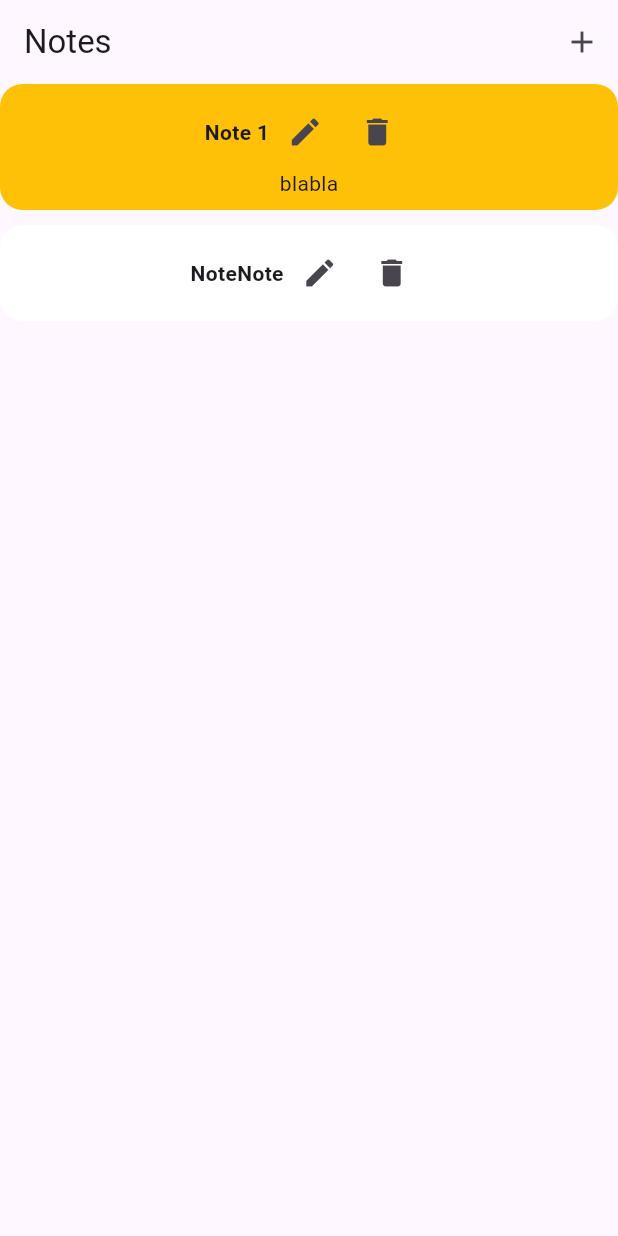
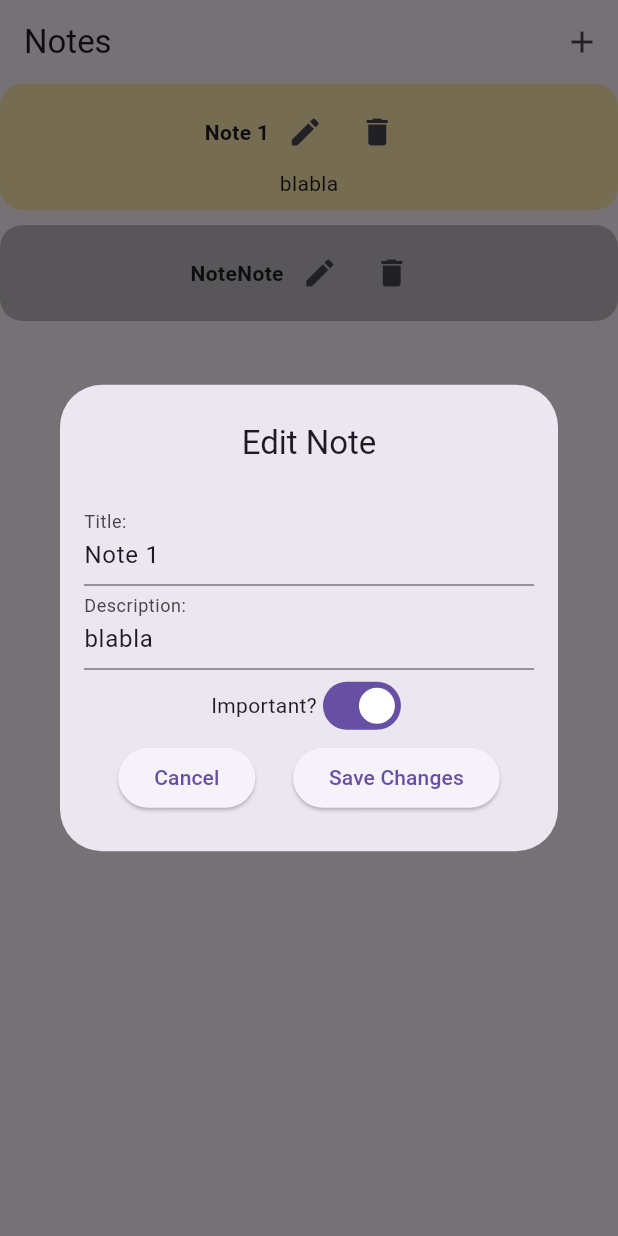
Before and after one commit to TarzanOfJungle/notes_manager, a Flutter app: the screen it shows after launch, after a tap on the "edit" icon, on a phone screen of 412 x 824 dp. Run offline on Flutter 3.47's test engine with Material 3 defaults, Android fonts, the phone set to English and light mode, and no system bars.

Commit message:
feat: added edit feature via NoteDialog modification

```diff
--- /dev/null
+++ b/lib/common/constants/ui_constants.dart
@@ -0,0 +1,6 @@
+import 'dart:ui';
+
+abstract class UiConstants {
+  static const deleteColor = Color.fromARGB(255, 210, 69, 58);
+  static const confirmColor = Color.fromARGB(255, 69, 155, 76);
+}
--- a/lib/common/widgets/dialogs/notes_manager_dialog.dart
+++ b/lib/common/widgets/dialogs/notes_manager_dialog.dart
@@ -14,6 +14,7 @@ class NotesManagerDialog extends StatelessWidget {
           vertical: 25,
         ),
         child: Column(
+          mainAxisSize: MainAxisSize.min,
           children: [
             _buildTitle(context),
             const SizedBox(height: 25),
--- a/lib/main.dart
+++ b/lib/main.dart
@@ -11,9 +11,8 @@ class NotesManagerApp extends StatelessWidget {
   @override
   Widget build(BuildContext context) {
     return MaterialApp(
-      title: 'Flutter Demo',
+      title: 'Notes Manager',
       theme: ThemeData(
-        colorScheme: ColorScheme.fromSeed(seedColor: Colors.deepPurple),
         useMaterial3: true,
       ),
       home: const NotesPage(),
--- a/lib/notes/screens/notes_page.dart
+++ b/lib/notes/screens/notes_page.dart
@@ -1,7 +1,6 @@
 import 'package:flutter/material.dart';
-import 'package:notes_manager/notes/widgets/dialogs/new_note_dialog.dart';
+import 'package:notes_manager/notes/widgets/dialogs/note_dialog.dart';
 import 'package:notes_manager/notes/widgets/note_tile.dart';
-import 'package:uuid/uuid.dart';
 
 import '../models/note.dart';
 
@@ -31,35 +30,15 @@ class _NotesPageState extends State<NotesPage> {
         actions: [
           IconButton(
               onPressed: () => _onNewButtonPressed(context),
-              icon: const Icon(Icons.add)
-          )
+              icon: const Icon(Icons.add))
         ],
       ),
       body: SingleChildScrollView(
         child: Column(
-          children: [
-            _buildNotesDisplay(_notes)
-          ],
+          children: [_buildNotesDisplay(_notes)],
         ),
       ),
     );
-  }
-
-  void _onNewButtonPressed(context) {
-    showDialog(
-      context: context,
-      builder: (context) => NewNoteDialog(
-          onConfirm: (Note newNote) => setState(() {
-            _notes.add(newNote);
-          }),
-      ),
-    );
-  }
-
-  void _deleteNoteById(String id) {
-    setState(() {
-      _notes.removeWhere((note) => note.id == id);
-    });
   }
 
   Widget _buildNotesDisplay(List<Note> notes) {
@@ -69,7 +48,7 @@ class _NotesPageState extends State<NotesPage> {
       itemBuilder: (BuildContext context, int index) {
         final note = notes[index];
         return NoteTile(
-            onEdit: () => {}, //TODO onEdit
+            onEdit: () => _onEditButtonPressed(context, note),
             onDelete: () {
               _deleteNoteById(note.id);
             },
@@ -81,4 +60,34 @@ class _NotesPageState extends State<NotesPage> {
       itemCount: notes.length,
     );
   }
+
+  void _onNewButtonPressed(BuildContext context) {
+    showDialog(
+      context: context,
+      builder: (context) => NoteDialog(
+        onConfirm: (Note newNote) => setState(() {
+          _notes.add(newNote);
+        }),
+      ),
+    );
+  }
+
+  void _onEditButtonPressed(BuildContext context, Note note) {
+    showDialog(
+        context: context,
+        builder: (context) => NoteDialog(
+            note: note,
+            onConfirm: (Note updatedNote) => setState(() {
+                  int index = _notes.indexWhere((n) => n.id == updatedNote.id);
+                  if (index != -1) {
+                    _notes[index] = updatedNote;
+                  }
+                })));
+  }
+
+  void _deleteNoteById(String id) {
+    setState(() {
+      _notes.removeWhere((note) => note.id == id);
+    });
+  }
 }
--- /dev/null
+++ b/lib/notes/widgets/dialogs/note_dialog.dart
@@ -0,0 +1,94 @@
+import 'package:flutter/material.dart';
+import 'package:notes_manager/common/widgets/dialogs/notes_manager_dialog.dart';
+import 'package:uuid/uuid.dart';
+
+import '../../models/note.dart';
+
+class NoteDialog extends StatefulWidget {
+  final void Function(Note) onConfirm;
+  final Note? note; // If no note is provided it works as dialog to create new one
+
+  const NoteDialog({super.key, required this.onConfirm, this.note});
+
+  @override
+  State<NoteDialog> createState() => _NewNoteDialogState();
+}
+
+class _NewNoteDialogState extends State<NoteDialog> {
+  final _uuid = const Uuid();
+  final _newNoteTitleController = TextEditingController();
+  final _newNoteDescriptionController = TextEditingController();
+  bool _newNoteIsImportant = false;
+
+
+  @override
+  void initState() {
+    super.initState();
+
+    if (widget.note != null) {
+      _newNoteTitleController.text = widget.note!.title;
+      _newNoteDescriptionController.text = widget.note!.description ?? '';
+      _newNoteIsImportant = widget.note!.isImportant;
+    }
+  }
+
+  @override
+  Widget build(BuildContext context) {
+    return NotesManagerDialog(
+      title: widget.note == null ? 'New Note' : 'Edit Note',
+      body: _buildBody(context),
+    );
+  }
+
+  Widget _buildBody(BuildContext context) {
+    return Column(
+      mainAxisSize: MainAxisSize.min,
+      children: [
+        TextField(
+          controller: _newNoteTitleController,
+          decoration: const InputDecoration(labelText: "Title:"),
+        ),
+        TextField(
+          controller: _newNoteDescriptionController,
+          decoration: const InputDecoration(labelText: "Description:"),
+        ),
+        Row(
+          mainAxisAlignment: MainAxisAlignment.center,
+          children: [
+            const Text('Important?'),
+            Switch(
+                value: _newNoteIsImportant,
+                onChanged: (_) => setState(() {
+                      _newNoteIsImportant = !_newNoteIsImportant;
+                    })),
+          ],
+        ),
+        _buildDialogButtons(context),
+      ],
+    );
+  }
+
+  Widget _buildDialogButtons(BuildContext context) {
+    return Row(
+      mainAxisAlignment: MainAxisAlignment.center,
+      children: [
+        ElevatedButton(
+          onPressed: () => Navigator.of(context).pop(),
+          child: const Text('Cancel'),
+        ),
+        const SizedBox(width: 25),
+        ElevatedButton(
+            onPressed: () {
+              widget.onConfirm(Note(
+                  id: widget.note == null ? _uuid.v4() : widget.note!.id,
+                  title: _newNoteTitleController.text,
+                  description: _newNoteDescriptionController.text,
+                  isImportant: _newNoteIsImportant,
+                  isResolved: false));
+              Navigator.of(context).pop();
+            },
+            child: Text(widget.note == null ? 'Add Note' : 'Save Changes')),
+      ],
+    );
+  }
+}
--- a/lib/notes/widgets/note_tile.dart
+++ b/lib/notes/widgets/note_tile.dart
@@ -1,6 +1,7 @@
 import 'package:flutter/material.dart';
 import 'package:notes_manager/notes/models/note.dart';
 
+const _IMPORTANT_COLOR = Color(0xFFFFECB3);
 class NoteTile extends StatelessWidget {
   final Note note;
   final VoidCallback onEdit;
@@ -17,7 +18,7 @@ class NoteTile extends StatelessWidget {
     return Container(
       decoration: BoxDecoration(
         borderRadius: BorderRadius.circular(15.0),
-        color: note.isImportant ? Colors.amber : Colors.white,
+        color: note.isImportant ? _IMPORTANT_COLOR : DefaultSelectionStyle.defaultColor,
       ),
       child: Padding(
         padding: const EdgeInsets.all(8.0),
```
Also changed, not shown: lib/notes/widgets/dialogs/new_note_dialog.dart (deleted, +0 -64 lines).
